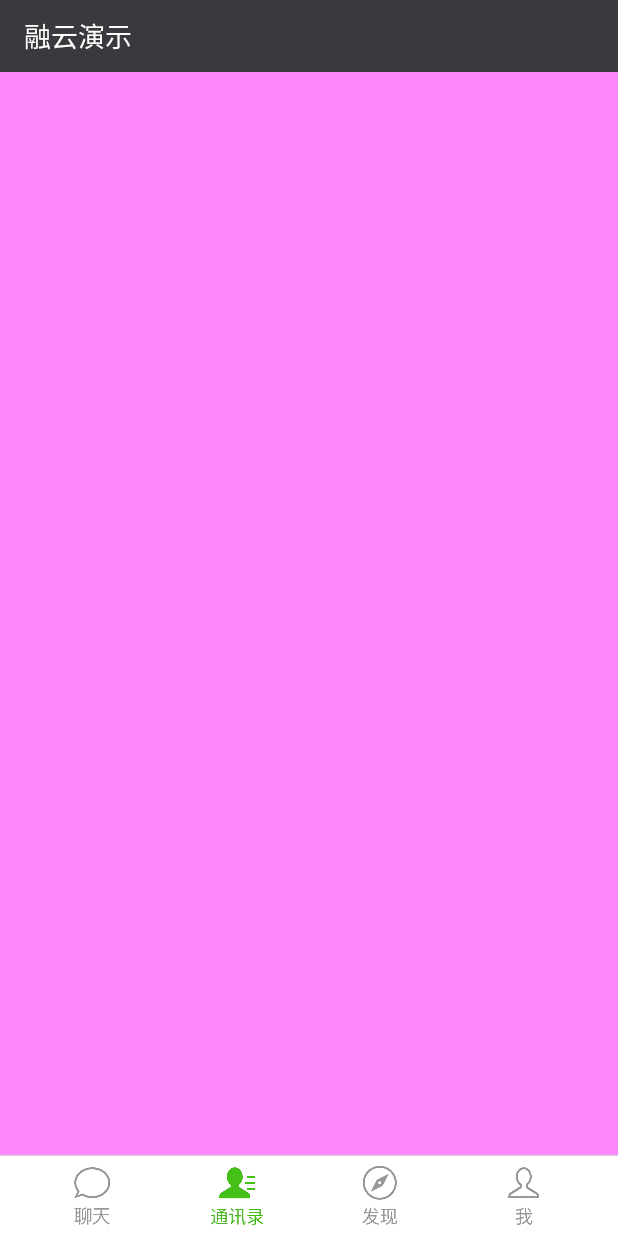
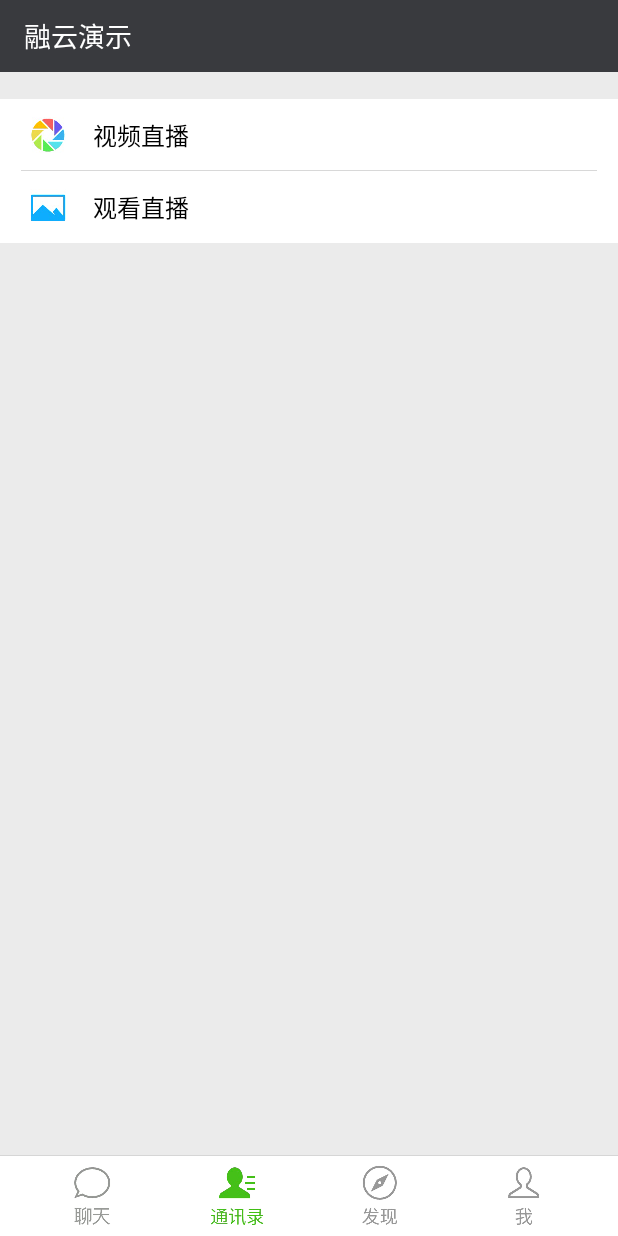
Before and after one commit to zlraymind/RongIMDemo, an Android app: the MainActivity screen opened directly, with no data from a screen before it, after a tap on an icon or button, on a phone screen of 412 x 824 dp. Run offline under Robolectric (Android 15) with nearby library versions, the phone set to English and light mode, and no system bars; libraries missing offline, so code that uses them is left out: io.rong.imkit, io.rong.imlib; pictures from the network do not load; 4 statements that could not run were skipped; 1 other tap on this screen came first.

Commit message:
Add Disconvery panel.

```diff
--- a/app/src/main/java/rong/im/demo/activity/LoginActivity.java
+++ b/app/src/main/java/rong/im/demo/activity/LoginActivity.java
@@ -13,6 +13,8 @@ import android.view.View;
 import android.widget.Button;
 import android.widget.TextView;
 import android.widget.Toast;
+
+import com.squareup.okhttp.internal.http.OkHeaders;
 
 import rong.im.demo.R;
 import rong.im.demo.model.User;
--- a/app/src/main/java/rong/im/demo/activity/MainActivity.java
+++ b/app/src/main/java/rong/im/demo/activity/MainActivity.java
@@ -1,15 +1,17 @@
 package rong.im.demo.activity;
 
+import android.content.Context;
 import android.net.Uri;
 import android.os.Bundle;
 import android.support.annotation.DrawableRes;
 import android.support.annotation.FloatRange;
 import android.support.annotation.Nullable;
-import android.support.v4.view.PagerAdapter;
+import android.support.v4.app.Fragment;
+import android.support.v4.app.FragmentManager;
+import android.support.v4.app.FragmentPagerAdapter;
 import android.support.v4.view.ViewPager;
 import android.support.v7.app.AppCompatActivity;
 import android.view.View;
-import android.view.ViewGroup;
 import android.widget.ImageView;
 
 import java.util.ArrayList;
@@ -17,6 +19,9 @@ import java.util.ArrayList;
 import io.rong.imkit.fragment.ConversationListFragment;
 import io.rong.imlib.model.Conversation;
 import rong.im.demo.R;
+import rong.im.demo.fragment.ContactFragment;
+import rong.im.demo.fragment.DiscoveryFragment;
+import rong.im.demo.fragment.MeFragment;
 
 public class MainActivity extends AppCompatActivity {
 
@@ -25,7 +30,6 @@ public class MainActivity extends AppCompatActivity {
     ViewPager viewPager;
 
     ArrayList<TitleIcon> titleIconList = new ArrayList<>();
-    ArrayList<View> viewPagerList = new ArrayList<>();
 
     @Override
     protected void onCreate(Bundle savedInstanceState) {
@@ -36,39 +40,26 @@ public class MainActivity extends AppCompatActivity {
     }
 
     private void initView() {
+        viewPager = (ViewPager) findViewById(R.id.viewpager);
+
         titleIconList.add(new TitleIcon(findViewById(R.id.titleicon_im), R.mipmap.titlebar_im_nor, R.mipmap.titlebar_im_sel));
         titleIconList.add(new TitleIcon(findViewById(R.id.titleicon_contact), R.mipmap.titlebar_contact_nor, R.mipmap.titlebar_contact_sel));
         titleIconList.add(new TitleIcon(findViewById(R.id.titleicon_discovery), R.mipmap.titlebar_discovery_nor, R.mipmap.titlebar_discovery_sel));
         titleIconList.add(new TitleIcon(findViewById(R.id.titleicon_me), R.mipmap.titlebar_me_nor, R.mipmap.titlebar_me_sel));
+        for (int i = 0; i < titleIconList.size(); i++) {
+            final int index = i;
+            titleIconList.get(i).setOnClickListener(new View.OnClickListener() {
+                @Override
+                public void onClick(View v) {
+                    if (index != viewPager.getCurrentItem()) {
+                        titleIconList.get(viewPager.getCurrentItem()).setGradient(0.0f);
+                        viewPager.setCurrentItem(index, false);
+                    }
+                }
+            });
+        }
 
-        viewPagerList.add(getLayoutInflater().inflate(R.layout.main_pager_im, null));
-        viewPagerList.add(getLayoutInflater().inflate(R.layout.main_pager_contact, null));
-        viewPagerList.add(getLayoutInflater().inflate(R.layout.main_pager_discovery, null));
-        viewPagerList.add(getLayoutInflater().inflate(R.layout.main_pager_me, null));
-
-        viewPager = (ViewPager) findViewById(R.id.viewpager);
-        viewPager.setAdapter(new PagerAdapter() {
-            @Override
-            public int getCount() {
-                return viewPagerList.size();
-            }
-
-            @Override
-            public boolean isViewFromObject(View view, Object object) {
-                return view == object;
-            }
-
-            @Override
-            public Object instantiateItem(ViewGroup container, int position) {
-                container.addView(viewPagerList.get(position));
-                return viewPagerList.get(position);
-            }
-
-            @Override
-            public void destroyItem(ViewGroup container, int position, Object object) {
-                container.removeView(viewPagerList.get(position));
-            }
-        });
+        viewPager.setAdapter(new MainAdapter(getSupportFragmentManager(), this));
         viewPager.addOnPageChangeListener(new ViewPager.OnPageChangeListener() {
             @Override
             public void onPageScrolled(int position, float positionOffset, int positionOffsetPixels) {
@@ -86,29 +77,9 @@ public class MainActivity extends AppCompatActivity {
             public void onPageScrollStateChanged(int state) {
             }
         });
-
-        for (int i = 0; i < titleIconList.size(); i++) {
-            final int index = i;
-            titleIconList.get(i).setOnClickListener(new View.OnClickListener() {
-                @Override
-                public void onClick(View v) {
-                    titleIconList.get(viewPager.getCurrentItem()).setGradient(0.0f);
-                    viewPager.setCurrentItem(index, false);
-                }
-            });
-        }
     }
 
     private void initConversationList() {
-        ConversationListFragment fragment = (ConversationListFragment) getSupportFragmentManager().findFragmentById(R.id.conversation_list);
-        Uri uri = Uri.parse("rong://" + getApplicationInfo().packageName).buildUpon()
-                .appendPath("conversationlist")
-                .appendQueryParameter(Conversation.ConversationType.PRIVATE.getName(), "false")
-                .appendQueryParameter(Conversation.ConversationType.GROUP.getName(), "true")
-                .appendQueryParameter(Conversation.ConversationType.DISCUSSION.getName(), "false")
-                .appendQueryParameter(Conversation.ConversationType.SYSTEM.getName(), "false")
-                .build();
-        fragment.setUri(uri);
     }
 
     private class TitleIcon {
@@ -135,4 +106,37 @@ public class MainActivity extends AppCompatActivity {
             rootView.setOnClickListener(l);
         }
     }
+
+    public static class MainAdapter extends FragmentPagerAdapter {
+
+        ArrayList<Fragment> fragmentList = new ArrayList<>();
+
+        public MainAdapter(FragmentManager fm, Context context) {
+            super(fm);
+            ConversationListFragment fragment = new ConversationListFragment();
+            Uri uri = Uri.parse("rong://" + context.getApplicationInfo().packageName).buildUpon()
+                    .appendPath("conversationlist")
+                    .appendQueryParameter(Conversation.ConversationType.PRIVATE.getName(), "false")
+                    .appendQueryParameter(Conversation.ConversationType.GROUP.getName(), "true")
+                    .appendQueryParameter(Conversation.ConversationType.DISCUSSION.getName(), "false")
+                    .appendQueryParameter(Conversation.ConversationType.SYSTEM.getName(), "false")
+                    .build();
+            fragment.setUri(uri);
+
+            fragmentList.add(fragment);
+            fragmentList.add(new ContactFragment());
+            fragmentList.add(new DiscoveryFragment());
+            fragmentList.add(new MeFragment());
+        }
+
+        @Override
+        public int getCount() {
+            return fragmentList.size();
+        }
+
+        @Override
+        public Fragment getItem(int position) {
+            return fragmentList.get(position);
+        }
+    }
 }
--- /dev/null
+++ b/app/src/main/java/rong/im/demo/fragment/ContactFragment.java
@@ -0,0 +1,18 @@
+package rong.im.demo.fragment;
+
+import android.os.Bundle;
+import android.support.v4.app.Fragment;
+import android.view.LayoutInflater;
+import android.view.View;
+import android.view.ViewGroup;
+
+import rong.im.demo.R;
+
+public class ContactFragment extends Fragment {
+
+    @Override
+    public View onCreateView(LayoutInflater inflater, ViewGroup container,
+                             Bundle savedInstanceState) {
+        return inflater.inflate(R.layout.main_fragment_contact, container,false);
+    }
+}
--- /dev/null
+++ b/app/src/main/java/rong/im/demo/fragment/DiscoveryFragment.java
@@ -0,0 +1,38 @@
+package rong.im.demo.fragment;
+
+import android.os.Bundle;
+import android.support.v4.app.Fragment;
+import android.util.Log;
+import android.view.LayoutInflater;
+import android.view.View;
+import android.view.ViewGroup;
+
+import rong.im.demo.R;
+import rong.im.demo.widget.PanelItem;
+
+public class DiscoveryFragment extends Fragment {
+
+    private static final String TAG = "DiscoveryFragment";
+
+    @Override
+    public View onCreateView(LayoutInflater inflater, ViewGroup container,
+                             Bundle savedInstanceState) {
+        View root = inflater.inflate(R.layout.main_fragment_discovery, container,false);
+        PanelItem streamShow = new PanelItem(root.findViewById(R.id.discovery_stream_show), R.mipmap.stream_show, "视频直播", true);
+        streamShow.setOnClickListener(new View.OnClickListener() {
+            @Override
+            public void onClick(View v) {
+                Log.d(TAG, "视频直播");
+            }
+        });
+
+        PanelItem watchShow = new PanelItem(root.findViewById(R.id.discovery_watch_show), R.mipmap.watch_show, "观看直播", false);
+        watchShow.setOnClickListener(new View.OnClickListener() {
+            @Override
+            public void onClick(View v) {
+                Log.d(TAG, "观看直播");
+            }
+        });
+        return root;
+    }
+}
--- /dev/null
+++ b/app/src/main/java/rong/im/demo/fragment/MeFragment.java
@@ -0,0 +1,18 @@
+package rong.im.demo.fragment;
+
+import android.os.Bundle;
+import android.support.v4.app.Fragment;
+import android.view.LayoutInflater;
+import android.view.View;
+import android.view.ViewGroup;
+
+import rong.im.demo.R;
+
+public class MeFragment extends Fragment {
+
+    @Override
+    public View onCreateView(LayoutInflater inflater, ViewGroup container,
+                             Bundle savedInstanceState) {
+        return inflater.inflate(R.layout.main_fragment_me, container,false);
+    }
+}
--- /dev/null
+++ b/app/src/main/java/rong/im/demo/widget/PanelItem.java
@@ -0,0 +1,31 @@
+package rong.im.demo.widget;
+
+import android.support.annotation.DrawableRes;
+import android.support.annotation.Nullable;
+import android.text.TextWatcher;
+import android.view.View;
+import android.widget.ImageView;
+import android.widget.TextView;
+
+import rong.im.demo.R;
+
+public class PanelItem {
+
+    private View rootView;
+
+    public PanelItem(View root, @DrawableRes int imgId, String name, boolean showUnderline) {
+        rootView = root;
+
+        ImageView image = (ImageView) rootView.findViewById(R.id.image);
+        image.setImageResource(imgId);
+        TextView title = (TextView) rootView.findViewById(R.id.title);
+        title.setText(name);
+        View underline = rootView.findViewById(R.id.underline);
+        underline.setVisibility(showUnderline ? View.VISIBLE : View.INVISIBLE);
+    }
+
+    public void setOnClickListener(@Nullable View.OnClickListener listener) {
+        rootView.setOnClickListener(listener);
+    }
+
+}
--- a/app/src/main/java/rong/im/demo/widget/WaitingDialog.java
+++ b/app/src/main/java/rong/im/demo/widget/WaitingDialog.java
@@ -10,5 +10,6 @@ public class WaitingDialog extends Dialog {
     public WaitingDialog(Context context) {
         super(context, R.style.WaitingDialog);
         setContentView(R.layout.dialog_waitting);
+        setCancelable(false);
     }
 }
--- a/app/src/main/res/layout/activity_conversation.xml
+++ b/app/src/main/res/layout/activity_conversation.xml
@@ -18,11 +18,11 @@
             android:src="@drawable/toolbar_back"/>
 
         <TextView
+            android:id="@+id/title"
             android:layout_width="wrap_content"
             android:layout_height="wrap_content"
             android:layout_gravity="center_vertical"
             android:layout_marginLeft="16dp"
-            android:text="融云演示"
             android:textColor="#ffffff"
             android:textSize="18sp"/>
     </LinearLayout>
--- /dev/null
+++ b/app/src/main/res/layout/main_fragment_discovery.xml
@@ -0,0 +1,21 @@
+<?xml version="1.0" encoding="utf-8"?>
+<LinearLayout xmlns:android="http://schemas.android.com/apk/res/android"
+              android:layout_width="match_parent"
+              android:layout_height="match_parent"
+              android:background="#ebebeb"
+              android:orientation="vertical">
+
+    <include
+        android:id="@+id/discovery_stream_show"
+        layout="@layout/panel_item"
+        android:layout_width="match_parent"
+        android:layout_height="48dp"
+        android:layout_marginTop="18dp"/>
+
+    <include
+        android:id="@+id/discovery_watch_show"
+        layout="@layout/panel_item"
+        android:layout_width="match_parent"
+        android:layout_height="48dp"/>
+
+</LinearLayout>
--- a/app/src/main/res/layout/main_pager_discovery.xml
+++ /dev/null
@@ -1,8 +0,0 @@
-<?xml version="1.0" encoding="utf-8"?>
-<LinearLayout xmlns:android="http://schemas.android.com/apk/res/android"
-              android:layout_width="match_parent"
-              android:layout_height="match_parent"
-              android:background="#ff88ff"
-              android:orientation="vertical">
-
-</LinearLayout>
--- /dev/null
+++ b/app/src/main/res/layout/panel_item.xml
@@ -0,0 +1,33 @@
+<?xml version="1.0" encoding="utf-8"?>
+<RelativeLayout xmlns:android="http://schemas.android.com/apk/res/android"
+                android:layout_width="match_parent"
+                android:layout_height="48dp"
+                android:background="#ffffff">
+
+    <ImageView
+        android:id="@+id/image"
+        android:layout_width="24dp"
+        android:layout_height="24dp"
+        android:layout_centerVertical="true"
+        android:layout_marginLeft="20dp"/>
+
+    <TextView
+        android:id="@+id/title"
+        android:layout_width="wrap_content"
+        android:layout_height="wrap_content"
+        android:layout_centerVertical="true"
+        android:layout_marginLeft="18dp"
+        android:layout_toRightOf="@id/image"
+        android:textColor="#000000"
+        android:textSize="16sp"/>
+
+    <View
+        android:id="@+id/underline"
+        android:layout_width="match_parent"
+        android:layout_height="1px"
+        android:layout_alignParentBottom="true"
+        android:layout_marginLeft="14dp"
+        android:layout_marginRight="14dp"
+        android:background="#d8d8d8"/>
+
+</RelativeLayout>
```
Also changed, not shown: app/src/main/java/rong/im/demo/activity/ConversationActivity.java (+8 -4 lines), app/src/main/res/layout/main_fragment_me.xml (added, +53 -0 lines), app/src/main/res/layout/main_pager_me.xml (deleted, +0 -8 lines), app/src/main/res/layout/main_fragment_contact.xml (renamed from app/src/main/res/layout/main_pager_contact.xml), app/src/main/res/layout/main_fragment_im.xml (renamed from app/src/main/res/layout/main_pager_im.xml), app/src/main/res/mipmap-xxhdpi/qr_code.png (added), app/src/main/res/mipmap-xxhdpi/stream_show.png (added), app/src/main/res/mipmap-xxhdpi/watch_show.png (added).
